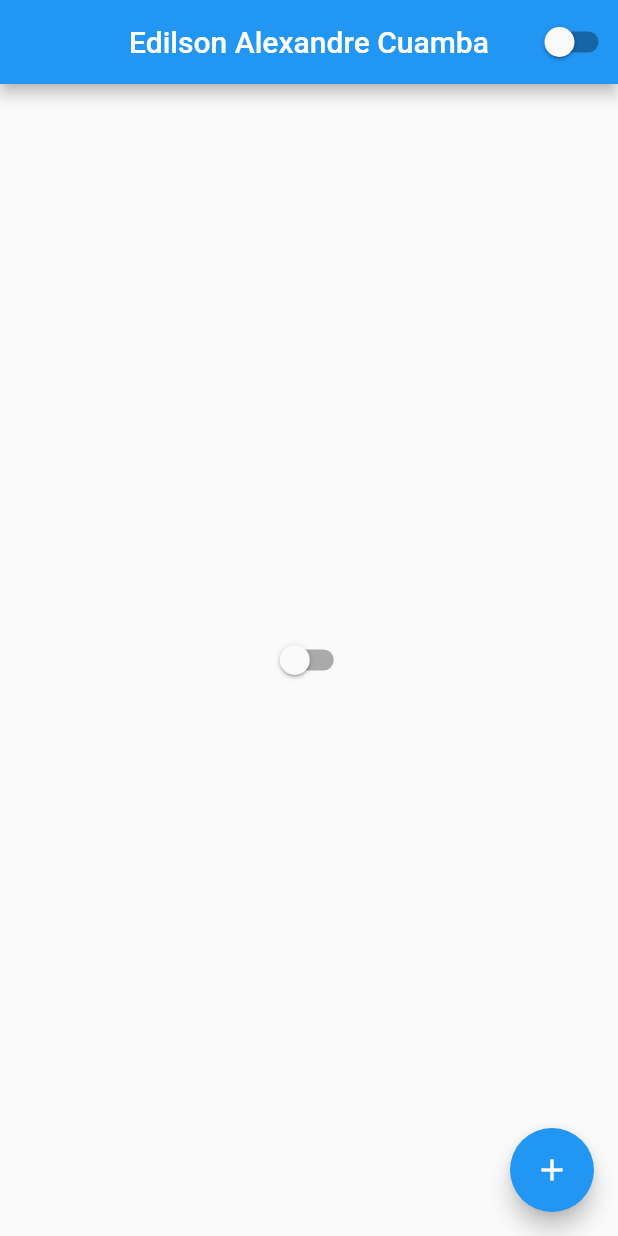
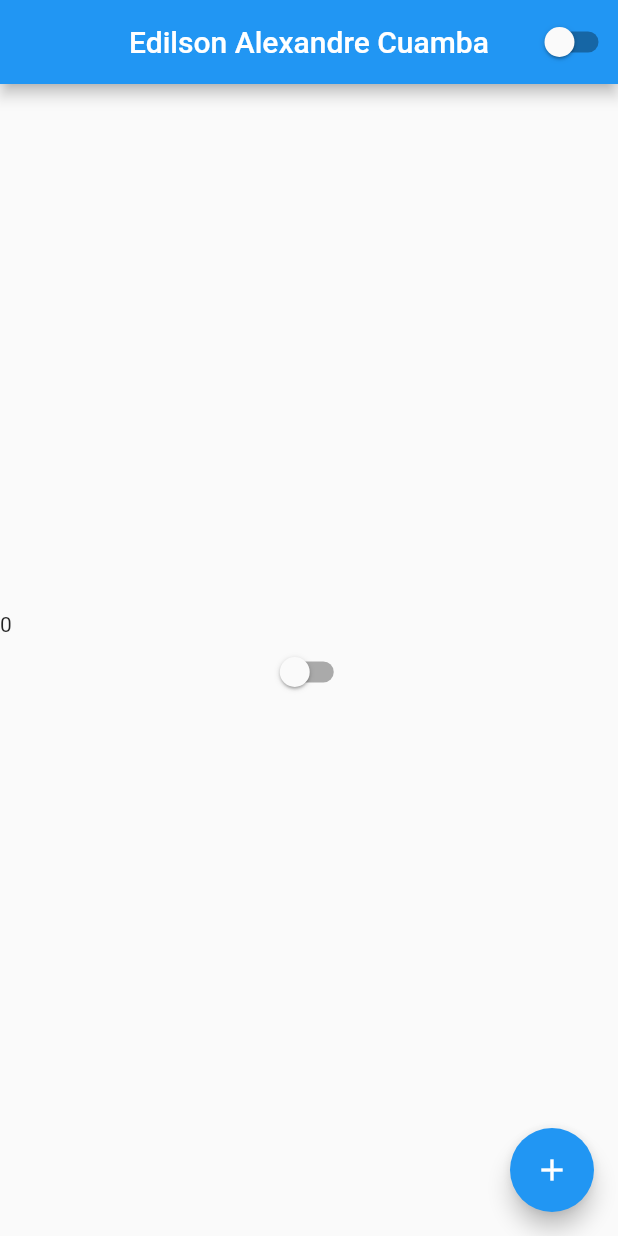
Before and after one commit to EACUAMBA/curso-de-flutter-by-flutterando, a Flutter app: the screen it shows after launch, on a phone screen of 412 x 824 dp. Run offline on Flutter 3.47's test engine with Material 2 defaults, Android fonts, the phone set to English and light mode, and no system bars.

Commit message:
14 - Columns: Podemos usar Columns(child: []) para organizar o layout da nossa página em colunas, isso pode facilitar muito o laout, para que alteremos a dimensão de uma coluna devemos usar uma widget como SizedBox ou o Container que tem as propriedades de width e heith.

```diff
--- a/lib/home_page.dart
+++ b/lib/home_page.dart
@@ -25,8 +25,15 @@ class HomePageState extends State<HomePage> {
           title: const Text("Edilson Alexandre Cuamba"),
           actions: [DarkThemeSwitch()],
         ),
-        body: Center(
-          child: DarkThemeSwitch(),
+        body: SizedBox(
+          width: double.infinity,
+          height: double.infinity,
+          child: Column(
+            //Alinhamento vertical
+            mainAxisAlignment: MainAxisAlignment.center,
+            crossAxisAlignment: CrossAxisAlignment.stretch,
+            children: [Text("$count"), DarkThemeSwitch(),],
+          ),
         ),
         floatingActionButton: FloatingActionButton(
           child: const Icon(Icons.add),
```
